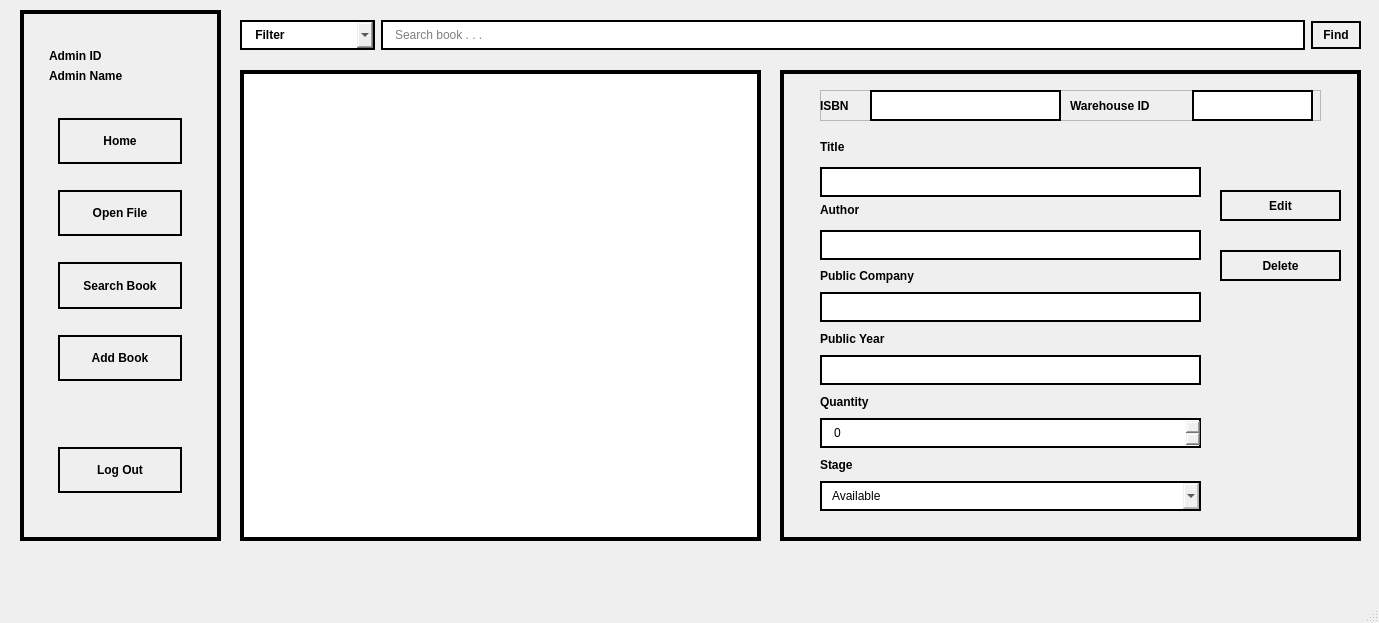
First picture: the form in ui/designer-files/mainwindow.ui, repository viciousircle/FINAL-huhuh, before the edit.
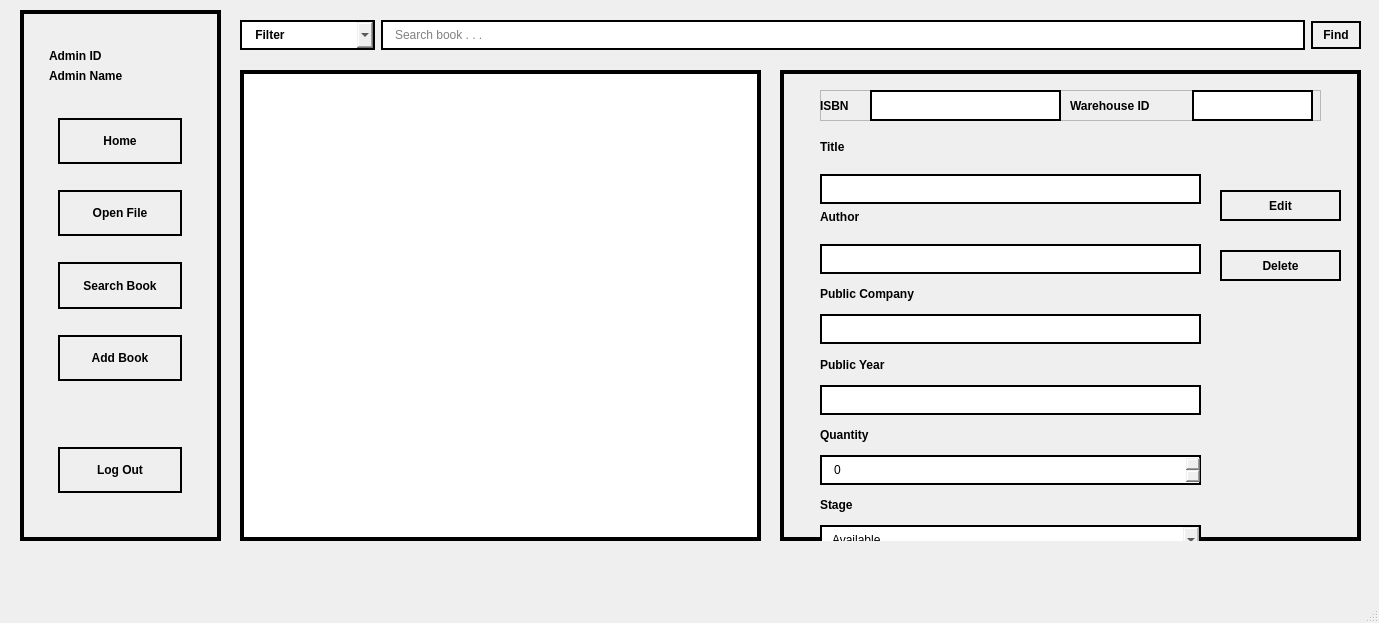
Second picture: the form after the edit. The open tabs and pages were chosen to show the change.

Patch:
```diff
--- a/ui/designer-files/mainwindow.ui
+++ b/ui/designer-files/mainwindow.ui
@@ -884,7 +884,7 @@
          <x>40</x>
          <y>70</y>
          <width>381</width>
-         <height>371</height>
+         <height>415</height>
         </rect>
        </property>
        <layout class="QVBoxLayout" name="verticalLayout_9">
```
